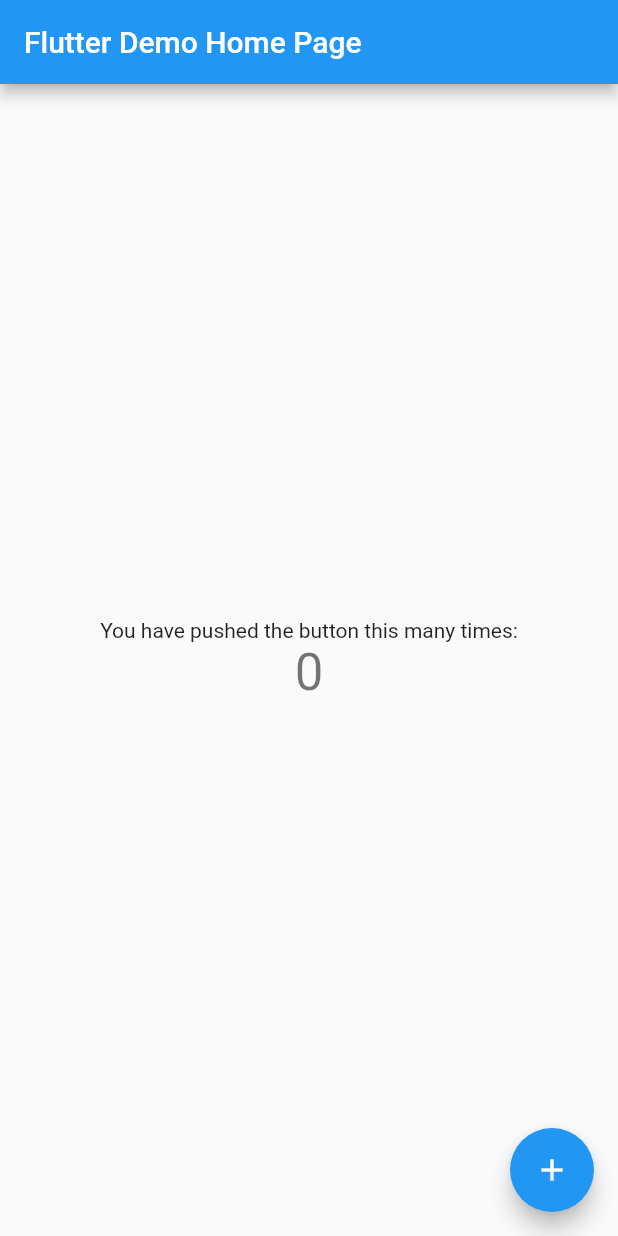
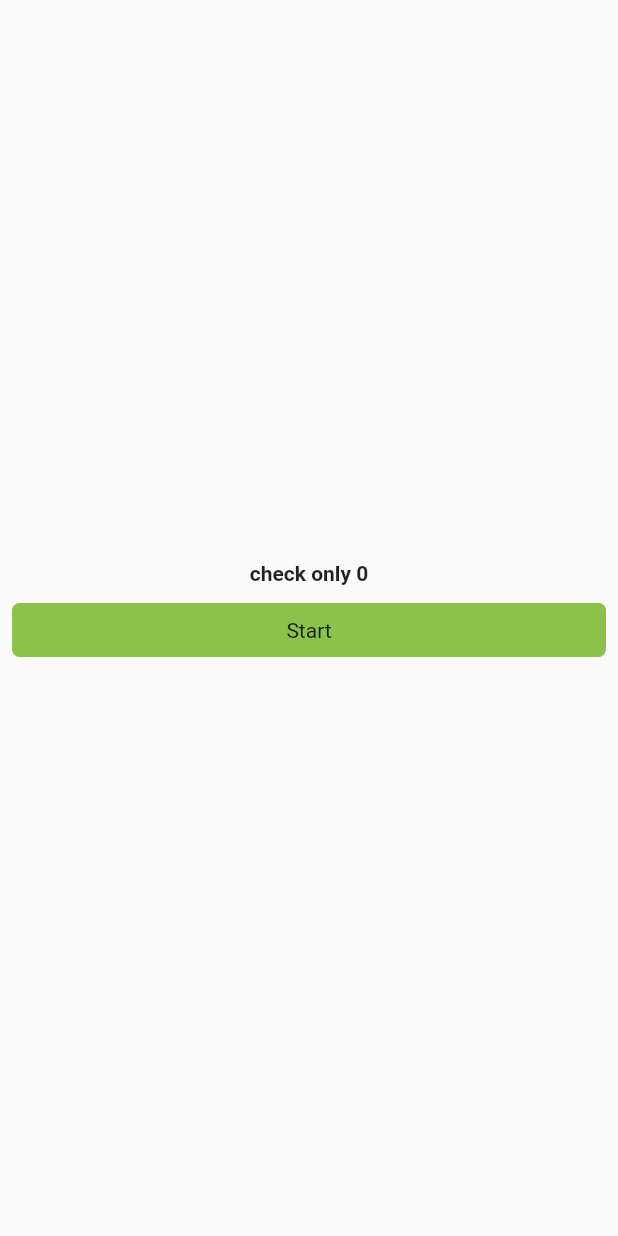
Before and after one commit to pythexcel/flutter_stateful, a Flutter app: the screen it shows after launch, on a phone screen of 412 x 824 dp. Run offline on Flutter 3.47's test engine with Material 2 defaults, Android fonts, the phone set to English and light mode, and no system bars.

Commit message:
added show/hide timer button (start-stop)

```diff
--- a/lib/main.dart
+++ b/lib/main.dart
@@ -1,4 +1,5 @@
 import 'package:flutter/material.dart';
+import 'dart:async';
 
 void main() {
   runApp(MyApp());
@@ -9,109 +10,106 @@
   @override
   Widget build(BuildContext context) {
     return MaterialApp(
-      title: 'Flutter Demo',
-      theme: ThemeData(
-        // This is the theme of your application.
-        //
-        // Try running your application with "flutter run". You'll see the
-        // application has a blue toolbar. Then, without quitting the app, try
-        // changing the primarySwatch below to Colors.green and then invoke
-        // "hot reload" (press "r" in the console where you ran "flutter run",
-        // or simply save your changes to "hot reload" in a Flutter IDE).
-        // Notice that the counter didn't reset back to zero; the application
-        // is not restarted.
-        primarySwatch: Colors.blue,
-        // This makes the visual density adapt to the platform that you run
-        // the app on. For desktop platforms, the controls will be smaller and
-        // closer together (more dense) than on mobile platforms.
-        visualDensity: VisualDensity.adaptivePlatformDensity,
-      ),
-      home: MyHomePage(title: 'Flutter Demo Home Page'),
+      home: TimerWidget(),
     );
   }
 }
 
-class MyHomePage extends StatefulWidget {
-  MyHomePage({Key key, this.title}) : super(key: key);
-
-  // This widget is the home page of your application. It is stateful, meaning
-  // that it has a State object (defined below) that contains fields that affect
-  // how it looks.
-
-  // This class is the configuration for the state. It holds the values (in this
-  // case the title) provided by the parent (in this case the App widget) and
-  // used by the build method of the State. Fields in a Widget subclass are
-  // always marked "final".
-
-  final String title;
-
+class TimerWidget extends StatefulWidget {
   @override
-  _MyHomePageState createState() => _MyHomePageState();
+  _TimerWidget createState() => _TimerWidget();
 }
 
-class _MyHomePageState extends State<MyHomePage> {
-  int _counter = 0;
+class _TimerWidget extends State<TimerWidget> {
+  static const timeout = const Duration(seconds: 3);
+  static const ms = const Duration(milliseconds: 1);
+  int _timer = 0;
+  Timer _timerObj;
+  bool timer = false;
 
-  void _incrementCounter() {
+  _TimerWidget() {
+    //_timerObj = startTimeout();
+  }
+
+  startTimeout([int milliseconds]) {
+    var duration = milliseconds == null ? timeout : ms * milliseconds;
+    return new Timer.periodic(duration, _increaseTimer);
+  }
+
+  void _increaseTimer(Timer _timerObj) {
     setState(() {
-      // This call to setState tells the Flutter framework that something has
-      // changed in this State, which causes it to rerun the build method below
-      // so that the display can reflect the updated values. If we changed
-      // _counter without calling setState(), then the build method would not be
-      // called again, and so nothing would appear to happen.
-      _counter++;
+      print(_timer);
+      _timer++;
     });
+  }
+
+  void _stopTimer() {
+    print("stop timer");
+    setState(() {
+      timer = false;
+    });
+    _timerObj.cancel();
+  }
+
+  void _startTimer() {
+    print("start timer");
+    setState(() {
+      timer = true;
+    });
+    _timerObj = startTimeout();
+
+    // if (!_timerObj.isActive) {
+    //   startTimeout();
+    // }
   }
 
   @override
   Widget build(BuildContext context) {
-    // This method is rerun every time setState is called, for instance as done
-    // by the _incrementCounter method above.
-    //
-    // The Flutter framework has been optimized to make rerunning build methods
-    // fast, so that you can just rebuild anything that needs updating rather
-    // than having to individually change instances of widgets.
     return Scaffold(
-      appBar: AppBar(
-        // Here we take the value from the MyHomePage object that was created by
-        // the App.build method, and use it to set our appbar title.
-        title: Text(widget.title),
-      ),
       body: Center(
-        // Center is a layout widget. It takes a single child and positions it
-        // in the middle of the parent.
         child: Column(
-          // Column is also a layout widget. It takes a list of children and
-          // arranges them vertically. By default, it sizes itself to fit its
-          // children horizontally, and tries to be as tall as its parent.
-          //
-          // Invoke "debug painting" (press "p" in the console, choose the
-          // "Toggle Debug Paint" action from the Flutter Inspector in Android
-          // Studio, or the "Toggle Debug Paint" command in Visual Studio Code)
-          // to see the wireframe for each widget.
-          //
-          // Column has various properties to control how it sizes itself and
-          // how it positions its children. Here we use mainAxisAlignment to
-          // center the children vertically; the main axis here is the vertical
-          // axis because Columns are vertical (the cross axis would be
-          // horizontal).
           mainAxisAlignment: MainAxisAlignment.center,
           children: <Widget>[
             Text(
-              'You have pushed the button this many times:',
+              'check only $_timer',
+              textDirection: TextDirection.ltr,
+              style: TextStyle(fontWeight: FontWeight.bold),
             ),
-            Text(
-              '$_counter',
-              style: Theme.of(context).textTheme.headline4,
-            ),
+            const SizedBox(height: 12.0),
+            if (!timer) MyButton(buttonText: "Start", onTap: _startTimer),
+            const SizedBox(height: 12.0),
+            if (timer) MyButton(buttonText: "Stop", onTap: _stopTimer),
           ],
         ),
       ),
-      floatingActionButton: FloatingActionButton(
-        onPressed: _incrementCounter,
-        tooltip: 'Increment',
-        child: Icon(Icons.add),
-      ), // This trailing comma makes auto-formatting nicer for build methods.
     );
   }
 }
+
+class MyButton extends StatelessWidget {
+  MyButton({this.buttonText = "", this.onTap});
+
+  final VoidCallback onTap;
+  final String buttonText;
+  @override
+  Widget build(BuildContext context) {
+    return GestureDetector(
+      onTap: onTap,
+      child: Container(
+        height: 36.0,
+        padding: const EdgeInsets.all(8.0),
+        margin: const EdgeInsets.symmetric(horizontal: 8.0),
+        decoration: BoxDecoration(
+          borderRadius: BorderRadius.circular(5.0),
+          color: Colors.lightGreen[500],
+        ),
+        child: Center(
+          child: Text(
+            buttonText,
+            textDirection: TextDirection.ltr,
+          ),
+        ),
+      ),
+    );
+  }
+}
```
